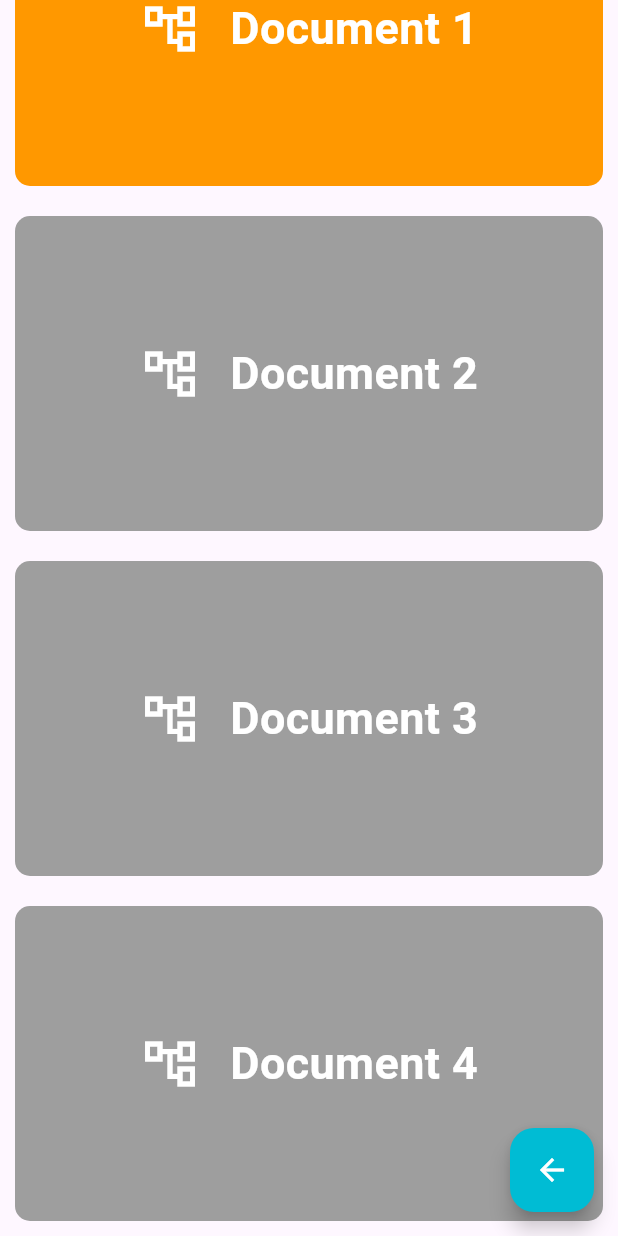
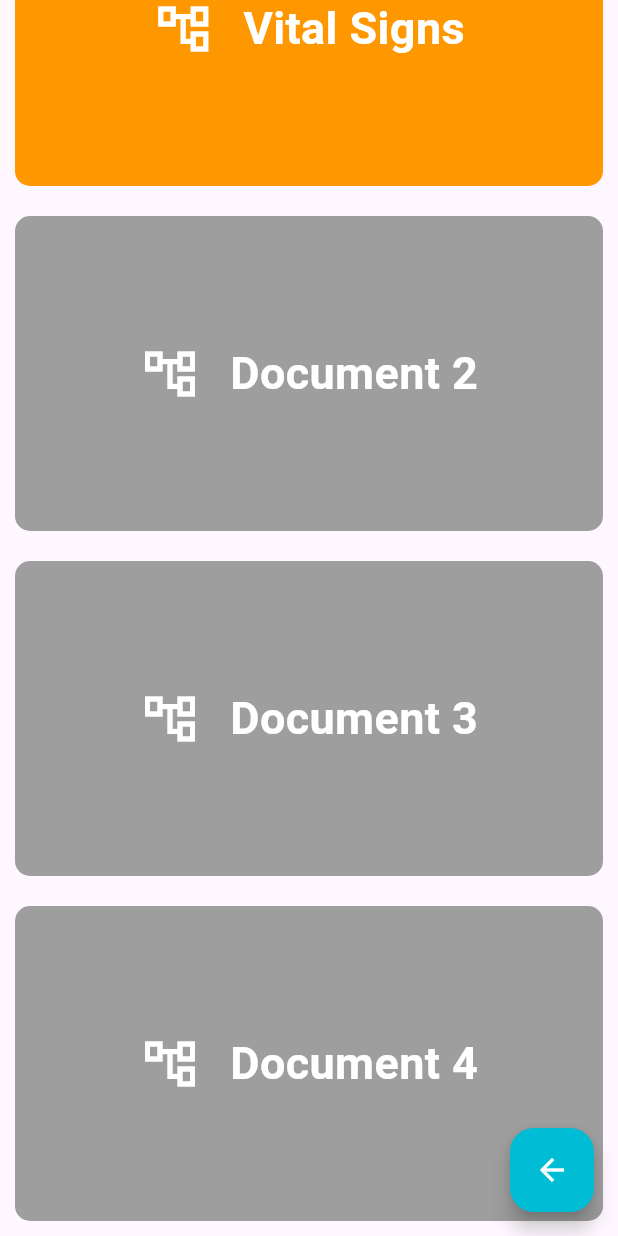
Before and after one commit to bryanbauzon/healthcare-app, a Flutter app: the NursesDocument screen opened directly, scrolled down 343 dp, on a phone screen of 412 x 824 dp. Run offline on Flutter 3.47's test engine with Material 3 defaults, Android fonts, the phone set to English and light mode, and no system bars.

Commit message:
UI: updated dummy documents

```diff
--- a/lib/constants/widgets.dart
+++ b/lib/constants/widgets.dart
@@ -139,7 +139,7 @@ class CustomWidgets {
         showSnackBar(context,StringConstants.comingSoon);
       },Icons.warning_amber);
 
-  static Widget dummyDocument(BuildContext context, String title, bool isEnabled) => Padding(
+  static Widget documentTiles(BuildContext context, String title, bool isEnabled) => Padding(
         padding: const EdgeInsets.all(10),
         child: GestureDetector(
           onTap: () {
--- a/lib/screens/nurses_document.dart
+++ b/lib/screens/nurses_document.dart
@@ -29,14 +29,14 @@ class _NursesDocument extends State<NursesDocument> {
             ),
             Wrap(
               children: [
-                CustomWidgets.dummyDocument(context, 'Document 1',true),
-                CustomWidgets.dummyDocument(context, 'Document 2',false)
+                CustomWidgets.documentTiles(context, 'Vital Signs',true),
+                CustomWidgets.documentTiles(context, 'Document 2',false)
               ],
             ),
             Wrap(
               children: [
-                CustomWidgets.dummyDocument(context, 'Document 3',false),
-                CustomWidgets.dummyDocument(context, 'Document 4',false)
+                CustomWidgets.documentTiles(context, 'Document 3',false),
+                CustomWidgets.documentTiles(context, 'Document 4',false)
               ],
             ),
             // Image.asset('images/logo.png',width: 520,height: 320,)
```
